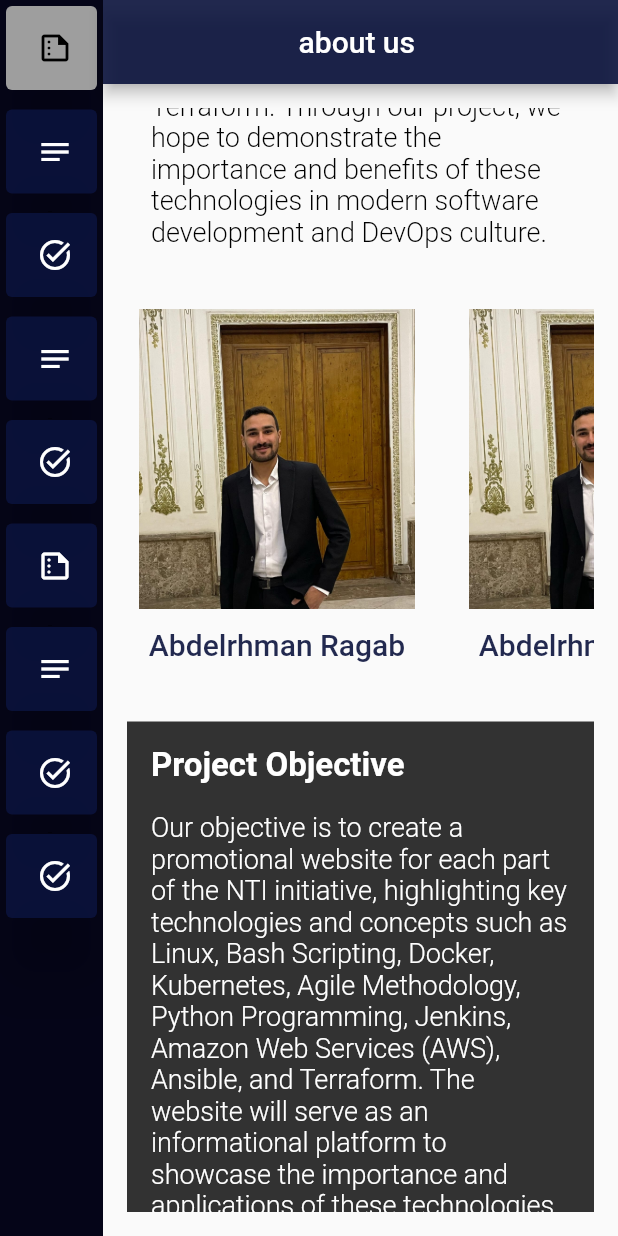
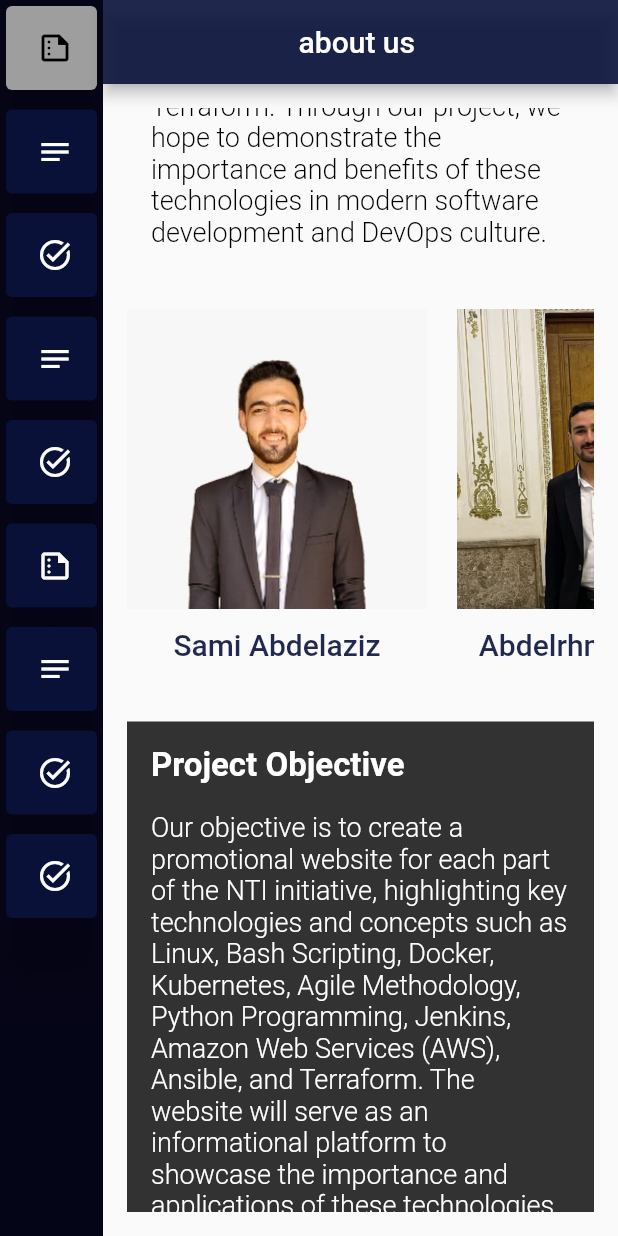
Before and after one commit to Abdelrhman1Ragab2/devops_project, a Flutter app: the screen it shows after launch, scrolled down 576 dp, on a phone screen of 412 x 824 dp. Run offline on Flutter 3.47's test engine with Material 2 defaults, Android fonts, the phone set to English and light mode, and no system bars.

Commit message:
add team member images

```diff
--- /dev/null
+++ b/lib/model/data.dart
@@ -0,0 +1,2 @@
+List<String>dataName=["Sami Abdelaziz","Abdelrhman Ragab","Ali Refaay","Ahmed Abdelnaser"];
+List<String>dataImage=["assets/images/sami.jpg","assets/images/me.jpg","assets/images/refaay.jpg","assets/images/ahmed.jpg"];
--- a/lib/view/home/about/about_page.dart
+++ b/lib/view/home/about/about_page.dart
@@ -1,4 +1,6 @@
 import 'package:flutter/material.dart';
+
+import '../../../model/data.dart';
 
 class AboutPage extends StatelessWidget {
   const AboutPage({Key? key}) : super(key: key);
@@ -39,24 +41,24 @@ class AboutPage extends StatelessWidget {
         shrinkWrap: true,
           physics: const NeverScrollableScrollPhysics(),
           scrollDirection: Axis.horizontal,
-          itemBuilder: (context,index)=>infoPartBody(context),
+          itemBuilder: (context,index)=>infoPartBody(context,dataName[index],dataImage[index]),
           separatorBuilder: (context,index)=>const SizedBox(width: 20,), itemCount: 4),
     );
   }
 
-  Widget infoPartBody(BuildContext context) {
+  Widget infoPartBody(BuildContext context,String name,String path) {
     return Column(
       crossAxisAlignment: CrossAxisAlignment.center,
       children: [
 
 
-         Image.asset("assets/images/me.jpg",fit: BoxFit.contain,
+         Image.asset(path,fit: BoxFit.cover,
          width: 200,height: 200,),
 
          TextButton(onPressed: (){
 
         }
-        , child:  Text("Abdelrhman Ragab",
+        , child:  Text(name,
            style: TextStyle(
              color: Theme.of(context).secondaryHeaderColor,
              fontSize: 20
```
Also changed, not shown: assets/images/ahmed.jpg (added), assets/images/refaay.jpg (added), assets/images/sami.jpg (added).
